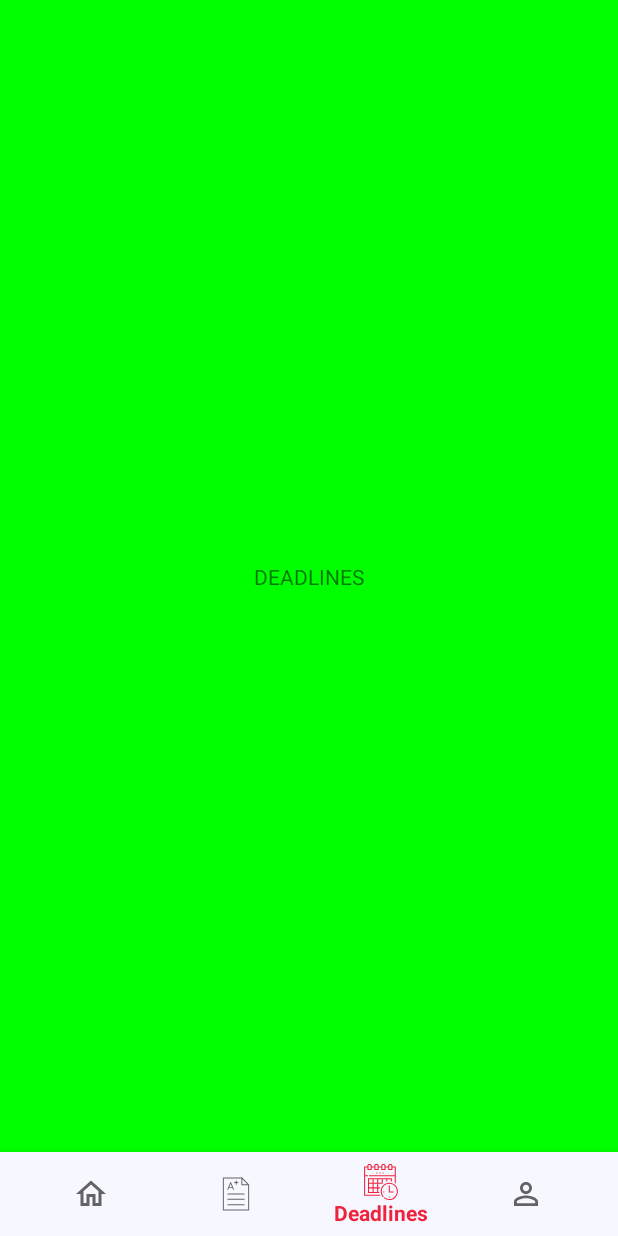
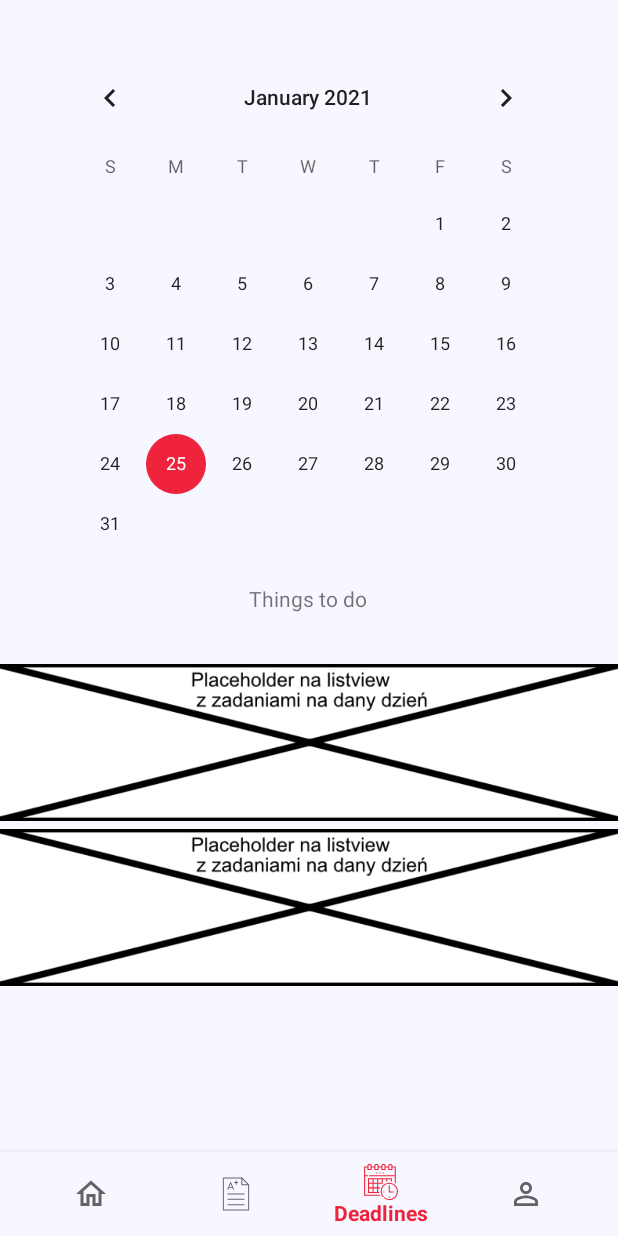
Before and after one commit to KZacc98/PPSMApp, an Android app: the fragment GradesFragment placed in its activity, item 3 of the bottom bar chosen, on a phone screen of 412 x 824 dp. Run offline under Robolectric (Android 15) with nearby library versions, the phone set to English and light mode, and no system bars.

Commit message:
dodatkowybackup zanim zmienie layouty

```diff
--- a/app/src/main/java/com/example/studstacctraccv10nonandroidx/ExampleDialog.java
+++ b/app/src/main/java/com/example/studstacctraccv10nonandroidx/ExampleDialog.java
@@ -10,6 +10,8 @@ import android.widget.EditText;
 
 import androidx.appcompat.app.AlertDialog;
 import androidx.appcompat.app.AppCompatDialogFragment;
+
+import java.util.Objects;
 
 import static java.lang.Integer.parseInt;
 
@@ -60,7 +62,7 @@ public class ExampleDialog extends AppCompatDialogFragment {
 
 
     public interface ExampleDialogListener{
-        void ApplyText(String className, String profName, int ects);
+        void applyText(String className, String profName, int ects);
 
     }
 
--- a/app/src/main/java/com/example/studstacctraccv10nonandroidx/GradesFragment.java
+++ b/app/src/main/java/com/example/studstacctraccv10nonandroidx/GradesFragment.java
@@ -1,41 +1,70 @@
 package com.example.studstacctraccv10nonandroidx;
 
 import android.os.Bundle;
+
 import androidx.annotation.NonNull;
 import androidx.annotation.Nullable;
 import androidx.fragment.app.Fragment;
+import androidx.recyclerview.widget.LinearLayoutManager;
+import androidx.recyclerview.widget.RecyclerView;
+
 import android.view.LayoutInflater;
 import android.view.View;
 import android.view.ViewGroup;
+import android.widget.ImageButton;
 
 import java.util.ArrayList;
 
 public class GradesFragment extends Fragment {
+    private RecyclerView mRecyclerView;
+    private ExampleAdapter mAdapter;
+    private RecyclerView.LayoutManager mLayoutManager;
 
     @Nullable
     @Override
     public View onCreateView(@NonNull LayoutInflater inflater, @Nullable ViewGroup container, @Nullable Bundle savedInstanceState) {
 
         //oceny i przedmioty hopefully pobierane z serwera...
-        ArrayList<ClassStat> classStats= new ArrayList<>();
-        classStats.add(new ClassStat("PPSM2", "Projekt",3.0));
-        classStats.add(new ClassStat("TOIK", "Kolokwium",3.0));
-        classStats.add(new ClassStat("PPSM2", "Projekt",3.0));
-        classStats.add(new ClassStat("TOIK", "Kolokwium",3.0));
-        classStats.add(new ClassStat("PPSM2", "Projekt",3.0));
-        classStats.add(new ClassStat("TOIK", "Kolokwium",3.0));
+        ArrayList<ClassStat> classStats = new ArrayList<>();
+        classStats.add(new ClassStat("PPSM2", "Projekt", 3.0));
+        classStats.add(new ClassStat("TOIK", "Kolokwium", 3.0));
+        classStats.add(new ClassStat("PPSM2", "Projekt", 3.0));
+        classStats.add(new ClassStat("TOIK", "Kolokwium", 3.0));
+        classStats.add(new ClassStat("PPSM2", "Projekt", 3.0));
+        classStats.add(new ClassStat("TOIK", "Kolokwium", 3.0));
 
 
+//Karty przedmiotów hopefully pobierane z serwera...
+        ArrayList<ExampleItem> exampleList = new ArrayList<>();
+        exampleList.add(new ExampleItem(R.drawable.ic_card1, "Bazy Danych"));
+        exampleList.add(new ExampleItem(R.drawable.ic_card2, "Inżynieria Oprogramowania"));
+        exampleList.add(new ExampleItem(R.drawable.ic_card3, "Języki i systemy sztucznej inteligencji"));
+        exampleList.add(new ExampleItem(R.drawable.ic_card1, "Lektorat języka Angielskiego"));
+        exampleList.add(new ExampleItem(R.drawable.ic_card2, "Podstawy Programowania Systemów Mobilnych"));
+        exampleList.add(new ExampleItem(R.drawable.ic_card3, "Programowanie Systemów mobilnych"));
+        exampleList.add(new ExampleItem(R.drawable.ic_card1, "Programowanie UI"));
+        exampleList.add(new ExampleItem(R.drawable.ic_card2, "Techniki Kompilacji"));
+        exampleList.add(new ExampleItem(R.drawable.ic_card3, "Technologie obiektowe i komponentowe"));
 
 
+        View view = inflater.inflate(R.layout.fragment_grades, container, false);
+
+        buildRecyclerView(view, exampleList);
 
 
+        return view;
 
+    }
 
+    public void buildRecyclerView(View view, ArrayList<ExampleItem> list) {
+        //BUILD RECYCLERVIEW
+        mRecyclerView = view.findViewById(R.id.recyclerView);
+        mRecyclerView.setHasFixedSize(true);
+        mLayoutManager = new LinearLayoutManager(view.getContext(), LinearLayoutManager.HORIZONTAL, false);
+        mAdapter = new ExampleAdapter(list);
 
+        mRecyclerView.setLayoutManager(mLayoutManager);
+        mRecyclerView.setAdapter(mAdapter);
 
-
-
-        return inflater.inflate(R.layout.fragment_grades,container,false);
     }
 }
--- a/app/src/main/java/com/example/studstacctraccv10nonandroidx/HomeFragment.java
+++ b/app/src/main/java/com/example/studstacctraccv10nonandroidx/HomeFragment.java
@@ -22,14 +22,14 @@ public class HomeFragment extends Fragment implements ExampleDialog.ExampleDialo
     private RecyclerView.LayoutManager mLayoutManager;
     private ImageButton buttonAdd;
 
-
+    ArrayList<ExampleItem> exampleList= new ArrayList<>();
 
     @Nullable
     @Override
     public View onCreateView(@NonNull LayoutInflater inflater, @Nullable ViewGroup container, @Nullable Bundle savedInstanceState) {
 
         //Karty przedmiotów hopefully pobierane z serwera...
-        ArrayList<ExampleItem> exampleList= new ArrayList<>();
+
         exampleList.add(new ExampleItem(R.drawable.ic_card1,"Bazy Danych"));
         exampleList.add(new ExampleItem(R.drawable.ic_card2,"Inżynieria Oprogramowania"));
         exampleList.add(new ExampleItem(R.drawable.ic_card3,"Języki i systemy sztucznej inteligencji"));
@@ -88,7 +88,7 @@ public class HomeFragment extends Fragment implements ExampleDialog.ExampleDialo
     }
 
     @Override
-    public void ApplyText(String className, String profName, int ects) {
-        text
+    public void applyText(String className, String profName, int ects) {
+        //exampleList.add(new ExampleItem(R.drawable.ic_card1,className));
     }
 }
--- a/app/src/main/res/layout/fragment_deadlines.xml
+++ b/app/src/main/res/layout/fragment_deadlines.xml
@@ -5,17 +5,48 @@
     xmlns:tools="http://schemas.android.com/tools"
     android:layout_width="match_parent"
     android:layout_height="match_parent"
-    android:background="#00FF00">
+    android:background="#F7F7FF">
 
+    <CalendarView
+        android:id="@+id/calendarView"
+        android:layout_width="wrap_content"
+        android:layout_height="wrap_content"
+        android:selectedWeekBackgroundColor="#FFFFFF"
+        app:layout_constraintBottom_toBottomOf="parent"
+        app:layout_constraintEnd_toEndOf="parent"
+        app:layout_constraintHorizontal_bias="0.491"
+        app:layout_constraintStart_toStartOf="parent"
+        app:layout_constraintTop_toTopOf="parent"
+        app:layout_constraintVertical_bias="0.073"/>
 
     <TextView
-        android:id="@+id/textView"
+        android:id="@+id/textView2"
         android:layout_width="wrap_content"
         android:layout_height="wrap_content"
-        android:text="DEADLINES"
+        android:layout_marginTop="20dp"
+        android:text="Things to do"
+        app:layout_constraintEnd_toEndOf="parent"
+        app:layout_constraintHorizontal_bias="0.498"
+        app:layout_constraintStart_toStartOf="parent"
+        app:layout_constraintTop_toBottomOf="@+id/calendarView" />
+
+    <ImageView
+        android:id="@+id/imageView2"
+        android:layout_width="418dp"
+        android:layout_height="110dp"
         app:layout_constraintBottom_toBottomOf="parent"
         app:layout_constraintEnd_toEndOf="parent"
+        app:layout_constraintHorizontal_bias="0.571"
         app:layout_constraintStart_toStartOf="parent"
-        app:layout_constraintTop_toTopOf="parent" />
+        app:layout_constraintTop_toBottomOf="@+id/textView2"
+        app:layout_constraintVertical_bias="0.125"
+        app:srcCompat="@drawable/placedeadlines" />
 
+    <ImageView
+        android:id="@+id/imageView4"
+        android:layout_width="418dp"
+        android:layout_height="110dp"
+        app:layout_constraintStart_toStartOf="@+id/imageView2"
+        app:layout_constraintTop_toBottomOf="@+id/imageView2"
+        app:srcCompat="@drawable/placedeadlines" />
 </androidx.constraintlayout.widget.ConstraintLayout>
--- a/app/src/main/res/values/colors.xml
+++ b/app/src/main/res/values/colors.xml
@@ -3,7 +3,7 @@
     <color name="purple_200">#FFBB86FC</color>
     <color name="purple_500">#FF6200EE</color>
     <color name="purple_700">#FF3700B3</color>
-    <color name="teal_200">#FF03DAC5</color>
+    <color name="teal_200">#EF233C</color>
     <color name="teal_700">#FF018786</color>
     <color name="black">#FF000000</color>
     <color name="white">#FFFFFFFF</color>
```
Also changed, not shown: app/src/main/java/com/example/studstacctraccv10nonandroidx/ProfileFragment.java (+9 -9 lines), app/src/main/res/layout/fragment_grades.xml (+19 -4 lines), app/src/main/res/drawable/placedeadlines.png (added), app/src/main/res/drawable/placegrades.png (added).
